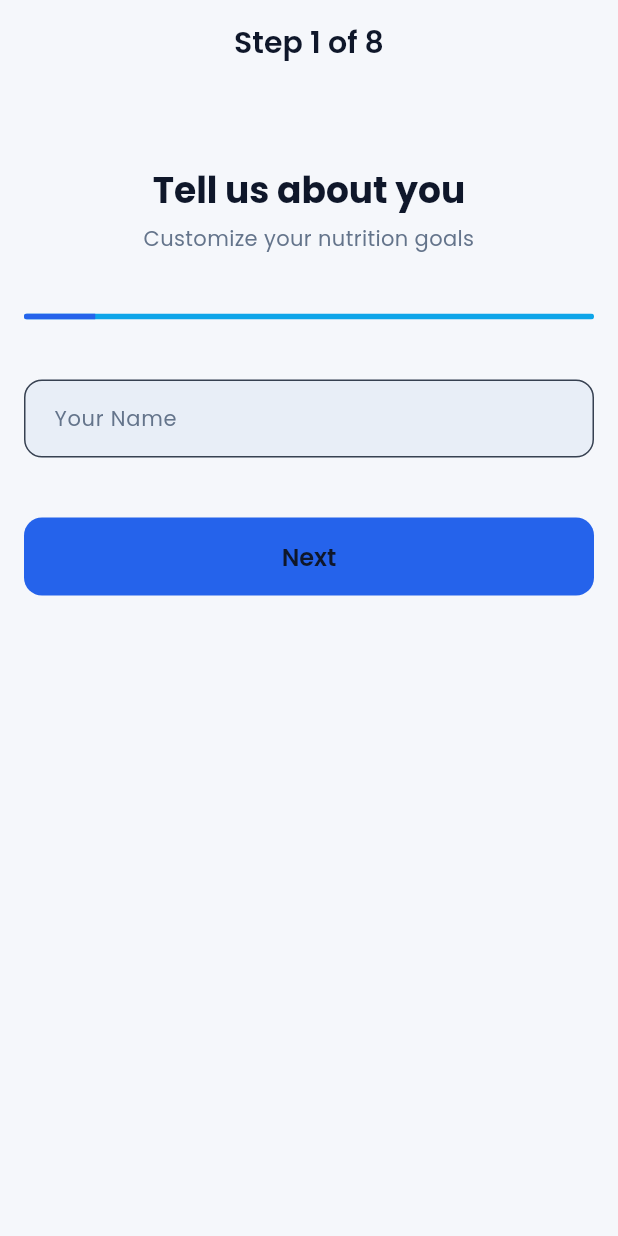
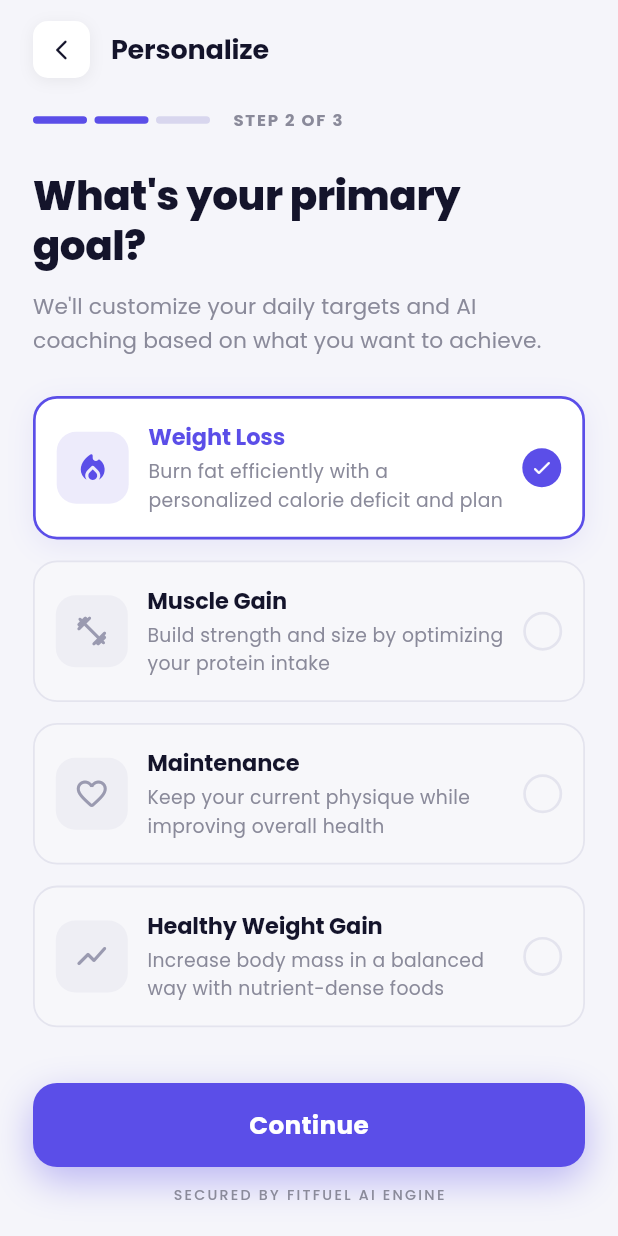
Before and after one commit to FahadKhan356/FitFuelAI, a Flutter app: the screen it shows after launch, after a tap on "Get Started", on a phone screen of 412 x 824 dp. Run offline on Flutter 3.47's test engine with Material 3 defaults, Android fonts, the phone set to English and light mode, and no system bars; our stand-ins replace go_router, google_fonts; project files that could hold a hidden picture were left out.

Commit message:
created and follow up screen for on Boarding goal_selection_screen

```diff
--- a/lib/core/config/routes.dart
+++ b/lib/core/config/routes.dart
@@ -10,6 +10,7 @@ import '../../features/food_scanner/presentation/pages/food_scanner_screen.dart'
 import '../../features/home/presentation/pages/home_screen.dart';
 import '../../features/meal_tracking/presentation/pages/meal_tracking_screen.dart';
 import '../../features/onboarding/presentation/pages/onboarding_screen.dart';
+import '../../features/onboarding/presentation/pages/goal_selection_screen.dart';
 import '../../features/profile/presentation/pages/profile_screen.dart';
 import '../../features/subscription/presentation/pages/subscription_screen.dart';
 import '../../features/water_tracker/presentation/pages/water_tracker_screen.dart';
@@ -20,6 +21,7 @@ class AppRoutes {
   static const String login = '/login';
   static const String signup = '/signup';
   static const String onboarding = '/onboarding';
+  static const String goalSelection = '/goal-selection';
   static const String home = '/home';
   static const String foodScanner = '/food-scanner';
   static const String mealTracking = '/meal-tracking';
@@ -50,6 +52,10 @@ final goRouter = GoRouter(
     GoRoute(
       path: AppRoutes.onboarding,
       builder: (context, state) => const OnboardingScreen(),
+    ),
+    GoRoute(
+      path: AppRoutes.goalSelection,
+      builder: (context, state) => const GoalSelectionScreen(),
     ),
     GoRoute(
       path: AppRoutes.home,
--- /dev/null
+++ b/lib/features/onboarding/presentation/pages/goal_selection_screen.dart
@@ -0,0 +1,500 @@
+import 'package:flutter/material.dart';
+import 'package:go_router/go_router.dart';
+import '../../../../core/config/routes.dart';
+
+// ── Design Tokens ──
+const Color kBg = Color(0xFFF5F5FA);
+const Color kWhite = Color(0xFFFFFFFF);
+const Color kPurple = Color(0xFF5B4EE8);
+const Color kPurpleLight = Color(0xFFEDEBFB);
+const Color kPurpleTip = Color(0xFFE8E5FB);
+const Color kHeadline = Color(0xFF14142B);
+const Color kBody = Color(0xFF8A8A9A);
+const Color kCardBg = Color(0xFFF7F7FA);
+const Color kBorderInactive = Color(0xFFE4E4EE);
+const Color kIconBgInactive = Color(0xFFEEEEF4);
+const Color kDotInactive = Color(0xFFD8D6EE);
+const Color kCheckBg = Color(0xFF5B4EE8);
+
+// ── Goal model ──
+class _Goal {
+  final String id;
+  final IconData icon;
+  final String title;
+  final String subtitle;
+
+  const _Goal({
+    required this.id,
+    required this.icon,
+    required this.title,
+    required this.subtitle,
+  });
+}
+
+const List<_Goal> _goals = [
+  _Goal(
+    id: 'weight_loss',
+    icon: Icons.local_fire_department_rounded,
+    title: 'Weight Loss',
+    subtitle: 'Burn fat efficiently with a personalized calorie deficit and plan',
+  ),
+  _Goal(
+    id: 'muscle_gain',
+    icon: Icons.fitness_center_rounded,
+    title: 'Muscle Gain',
+    subtitle: 'Build strength and size by optimizing your protein intake',
+  ),
+  _Goal(
+    id: 'maintenance',
+    icon: Icons.favorite_border_rounded,
+    title: 'Maintenance',
+    subtitle: 'Keep your current physique while improving overall health',
+  ),
+  _Goal(
+    id: 'healthy_gain',
+    icon: Icons.show_chart_rounded,
+    title: 'Healthy Weight Gain',
+    subtitle: 'Increase body mass in a balanced way with nutrient-dense foods',
+  ),
+];
+
+// ── Goal Selection Screen (Stateful) ──
+class GoalSelectionScreen extends StatefulWidget {
+  const GoalSelectionScreen({Key? key}) : super(key: key);
+
+  @override
+  State<GoalSelectionScreen> createState() => _GoalSelectionScreenState();
+}
+
+class _GoalSelectionScreenState extends State<GoalSelectionScreen> {
+  String _selectedId = 'weight_loss';
+
+  @override
+  Widget build(BuildContext context) {
+    return Scaffold(
+      backgroundColor: kBg,
+      body: SafeArea(
+        child: Column(
+          children: [
+            // ── Scrollable content ──
+            Expanded(
+              child: SingleChildScrollView(
+                physics: const BouncingScrollPhysics(),
+                padding: const EdgeInsets.symmetric(horizontal: 22),
+                child: Column(
+                  crossAxisAlignment: CrossAxisAlignment.start,
+                  children: [
+                    const SizedBox(height: 14),
+
+                    // ── App bar row ──
+                    _AppBarRow(),
+
+                    const SizedBox(height: 20),
+
+                    // ── Step progress indicator ──
+                    const _StepIndicator(currentStep: 2, totalSteps: 3),
+
+                    const SizedBox(height: 26),
+
+                    // ── Main heading ──
+                    const Text(
+                      "What's your primary\ngoal?",
+                      style: TextStyle(
+                        fontSize: 27,
+                        fontWeight: FontWeight.w800,
+                        color: kHeadline,
+                        height: 1.22,
+                        letterSpacing: -0.3,
+                      ),
+                    ),
+
+                    const SizedBox(height: 12),
+
+                    // ── Sub-headline ──
+                    const Text(
+                      "We'll customize your daily targets and AI coaching based on what you want to achieve.",
+                      style: TextStyle(
+                        fontSize: 14.5,
+                        color: kBody,
+                        height: 1.6,
+                        fontWeight: FontWeight.w400,
+                        letterSpacing: 0.1,
+                      ),
+                    ),
+
+                    const SizedBox(height: 26),
+
+                    // ── Goal cards ──
+                    ..._goals.map(
+                      (goal) => Padding(
+                        padding: const EdgeInsets.only(bottom: 14),
+                        child: _GoalCard(
+                          goal: goal,
+                          isSelected: _selectedId == goal.id,
+                          onTap: () => setState(() => _selectedId = goal.id),
+                        ),
+                      ),
+                    ),
+
+                    const SizedBox(height: 10),
+
+                    // ── Pro Tip banner ──
+                    const _ProTipBanner(),
+
+                    const SizedBox(height: 28),
+                  ],
+                ),
+              ),
+            ),
+
+            // ── Sticky bottom area ──
+            _BottomActionArea(
+              onContinue: () => context.go(AppRoutes.home),
+            ),
+          ],
+        ),
+      ),
+    );
+  }
+}
+
+// ── App Bar Row ──
+class _AppBarRow extends StatelessWidget {
+  @override
+  Widget build(BuildContext context) {
+    return Row(
+      children: [
+        GestureDetector(
+          onTap: () => context.canPop() ? context.pop() : null,
+          child: Container(
+            width: 38,
+            height: 38,
+            decoration: BoxDecoration(
+              color: kWhite,
+              borderRadius: BorderRadius.circular(10),
+              boxShadow: [
+                BoxShadow(
+                  color: Colors.black.withValues(alpha: 0.06),
+                  blurRadius: 8,
+                  offset: const Offset(0, 2),
+                ),
+              ],
+            ),
+            child: const Icon(
+              Icons.arrow_back_ios_new_rounded,
+              size: 16,
+              color: kHeadline,
+            ),
+          ),
+        ),
+        const SizedBox(width: 14),
+        const Text(
+          'Personalize',
+          style: TextStyle(
+            fontSize: 18,
+            fontWeight: FontWeight.w700,
+            color: kHeadline,
+            letterSpacing: -0.1,
+          ),
+        ),
+      ],
+    );
+  }
+}
+
+// ── Step Progress Indicator ──
+class _StepIndicator extends StatelessWidget {
+  final int currentStep;
+  final int totalSteps;
+
+  const _StepIndicator({
+    required this.currentStep,
+    required this.totalSteps,
+  });
+
+  @override
+  Widget build(BuildContext context) {
+    return Row(
+      children: [
+        // Pills
+        Row(
+          children: List.generate(totalSteps, (i) {
+            final bool isActive = i < currentStep;
+            return Container(
+              margin: const EdgeInsets.only(right: 5),
+              width: 36,
+              height: 5,
+              decoration: BoxDecoration(
+                color: isActive ? kPurple : kDotInactive,
+                borderRadius: BorderRadius.circular(100),
+              ),
+            );
+          }),
+        ),
+        const SizedBox(width: 10),
+        // Label
+        Text(
+          'STEP $currentStep OF $totalSteps',
+          style: const TextStyle(
+            fontSize: 11,
+            fontWeight: FontWeight.w700,
+            color: kBody,
+            letterSpacing: 1.2,
+          ),
+        ),
+      ],
+    );
+  }
+}
+
+// ── Goal Card ──
+class _GoalCard extends StatelessWidget {
+  final _Goal goal;
+  final bool isSelected;
+  final VoidCallback onTap;
+
+  const _GoalCard({
+    required this.goal,
+    required this.isSelected,
+    required this.onTap,
+  });
+
+  @override
+  Widget build(BuildContext context) {
+    return GestureDetector(
+      onTap: onTap,
+      child: AnimatedContainer(
+        duration: const Duration(milliseconds: 220),
+        curve: Curves.easeOut,
+        padding: const EdgeInsets.symmetric(horizontal: 14, vertical: 15),
+        decoration: BoxDecoration(
+          color: isSelected ? kWhite : kCardBg,
+          borderRadius: BorderRadius.circular(16),
+          border: Border.all(
+            color: isSelected ? kPurple : kBorderInactive,
+            width: isSelected ? 1.8 : 1.2,
+          ),
+          boxShadow: isSelected
+              ? [
+                  BoxShadow(
+                    color: kPurple.withValues(alpha: 0.10),
+                    blurRadius: 16,
+                    offset: const Offset(0, 4),
+                  ),
+                ]
+              : [],
+        ),
+        child: Row(
+          children: [
+            // ── Icon badge ──
+            AnimatedContainer(
+              duration: const Duration(milliseconds: 220),
+              width: 48,
+              height: 48,
+              decoration: BoxDecoration(
+                color: isSelected ? kPurpleLight : kIconBgInactive,
+                borderRadius: BorderRadius.circular(13),
+              ),
+              child: Icon(
+                goal.icon,
+                size: 24,
+                color: isSelected ? kPurple : const Color(0xFF9A9AB0),
+              ),
+            ),
+
+            const SizedBox(width: 13),
+
+            // ── Text block ──
+            Expanded(
+              child: Column(
+                crossAxisAlignment: CrossAxisAlignment.start,
+                children: [
+                  Text(
+                    goal.title,
+                    style: TextStyle(
+                      fontSize: 15,
+                      fontWeight: FontWeight.w700,
+                      color: isSelected ? kPurple : kHeadline,
+                      letterSpacing: -0.1,
+                    ),
+                  ),
+                  const SizedBox(height: 3),
+                  Text(
+                    goal.subtitle,
+                    style: TextStyle(
+                      fontSize: 12.5,
+                      color: kBody,
+                      height: 1.5,
+                      fontWeight: FontWeight.w400,
+                    ),
+                  ),
+                ],
+              ),
+            ),
+
+            const SizedBox(width: 10),
+
+            // ── Selection indicator ──
+            AnimatedSwitcher(
+              duration: const Duration(milliseconds: 220),
+              child: isSelected
+                  ? Container(
+                      key: const ValueKey('checked'),
+                      width: 26,
+                      height: 26,
+                      decoration: const BoxDecoration(
+                        color: kCheckBg,
+                        shape: BoxShape.circle,
+                      ),
+                      child: const Icon(
+                        Icons.check_rounded,
+                        color: kWhite,
+                        size: 15,
+                      ),
+                    )
+                  : Container(
+                      key: const ValueKey('unchecked'),
+                      width: 26,
+                      height: 26,
+                      decoration: BoxDecoration(
+                        shape: BoxShape.circle,
+                        border: Border.all(
+                          color: kBorderInactive,
+                          width: 1.8,
+                        ),
+                      ),
+                    ),
+            ),
+          ],
+        ),
+      ),
+    );
+  }
+}
+
+// ── Pro Tip Banner ──
+class _ProTipBanner extends StatelessWidget {
+  const _ProTipBanner();
+
+  @override
+  Widget build(BuildContext context) {
+    return Container(
+      width: double.infinity,
+      padding: const EdgeInsets.symmetric(horizontal: 16, vertical: 15),
+      decoration: BoxDecoration(
+        color: kPurpleTip,
+        borderRadius: BorderRadius.circular(16),
+      ),
+      child: Row(
+        crossAxisAlignment: CrossAxisAlignment.start,
+        children: [
+          // Pulse icon badge
+          Container(
+            width: 36,
+            height: 36,
+            decoration: BoxDecoration(
+              color: kPurple.withValues(alpha: 0.14),
+              borderRadius: BorderRadius.circular(10),
+            ),
+            child: const Icon(
+              Icons.show_chart_rounded,
+              size: 20,
+              color: kPurple,
+            ),
+          ),
+          const SizedBox(width: 12),
+          Expanded(
+            child: RichText(
+              text: const TextSpan(
+                style: TextStyle(
+                  fontSize: 13,
+                  height: 1.6,
+                  color: Color(0xFF4A4580),
+                  fontWeight: FontWeight.w400,
+                ),
+                children: [
+                  TextSpan(
+                    text: 'Pro Tip: ',
+                    style: TextStyle(fontWeight: FontWeight.w700),
+                  ),
+                  TextSpan(
+                    text:
+                        'You can always change your goal later in settings. FitFuel AI adjusts dynamically as you progress.',
+                  ),
+                ],
+              ),
+            ),
+          ),
+        ],
+      ),
+    );
+  }
+}
+
+// ── Sticky Bottom Action Area ──
+class _BottomActionArea extends StatelessWidget {
+  final VoidCallback onContinue;
+  const _BottomActionArea({required this.onContinue});
+
+  @override
+  Widget build(BuildContext context) {
+    return Container(
+      color: kBg,
+      padding: const EdgeInsets.fromLTRB(22, 14, 22, 20),
+      child: Column(
+        mainAxisSize: MainAxisSize.min,
+        children: [
+          // Continue button
+          Container(
+            width: double.infinity,
+            height: 56,
+            decoration: BoxDecoration(
+              color: kPurple,
+              borderRadius: BorderRadius.circular(16),
+              boxShadow: [
+                BoxShadow(
+                  color: kPurple.withValues(alpha: 0.38),
+                  blurRadius: 22,
+                  spreadRadius: 0,
+                  offset: const Offset(0, 9),
+                ),
+              ],
+            ),
+            child: Material(
+              color: Colors.transparent,
+              child: InkWell(
+                borderRadius: BorderRadius.circular(16),
+                splashColor: Colors.white.withValues(alpha: 0.12),
+                onTap: onContinue,
+                child: const Center(
+                  child: Text(
+                    'Continue',
+                    style: TextStyle(
+                      color: kWhite,
+                      fontSize: 16.5,
+                      fontWeight: FontWeight.w700,
+                      letterSpacing: 0.2,
+                    ),
+                  ),
+                ),
+              ),
+            ),
+          ),
+
+          const SizedBox(height: 12),
+
+          // Footer fine print
+          const Text(
+            'SECURED BY FITFUEL AI ENGINE',
+            style: TextStyle(
+              fontSize: 9.5,
+              letterSpacing: 1.5,
+              color: kBody,
+              fontWeight: FontWeight.w500,
+            ),
+          ),
+        ],
+      ),
+    );
+  }
+}
--- a/lib/features/onboarding/presentation/pages/onboarding_screen.dart
+++ b/lib/features/onboarding/presentation/pages/onboarding_screen.dart
@@ -5,7 +5,6 @@ import '../../../../core/constants/app_colors.dart';
 
 // ── Design-specific color tokens (not in AppColors) ──
 const Color _kPurple = Color(0xFF5B4EE8);
-const Color _kPurpleLight = Color(0xFF7B6FF0);
 const Color _kDotInactive = Color(0xFFD0CEEA);
 const Color _kImageBg = Color(0xFFEEECF8);
 
@@ -21,12 +20,10 @@ class _OnboardingScreenState extends State<OnboardingScreen> {
 
   @override
   Widget build(BuildContext context) {
-    final size = MediaQuery.of(context).size;
-
     // Page 0 → Intro hero | Pages 1-8 → form steps
     if (currentStep == 0) {
       return _IntroPage(
-        onGetStarted: () => setState(() => currentStep++),
+        onGetStarted: () => context.go(AppRoutes.goalSelection),
         onSkip: () => context.go(AppRoutes.login),
       );
     }
@@ -280,6 +277,8 @@ class _HeroImageCard extends StatelessWidget {
     final double cardHeight = screenHeight * 0.44;
 
     return Container(
+
+      margin: const EdgeInsets.symmetric(horizontal: 16, vertical: 20),
       width: double.infinity,
       height: cardHeight,
       decoration: const BoxDecoration(
@@ -294,24 +293,68 @@ class _HeroImageCard extends StatelessWidget {
         fit: StackFit.expand,
         children: [
           // ── Gradient bleed at bottom so card blends to white ──
+
+         Positioned.fill(
+
+            child: Container(
+
+              decoration: BoxDecoration(
+                boxShadow: [
+                  BoxShadow(
+                    color: Colors.black.withValues(alpha: 0.09),
+                    blurRadius: 12,
+                    offset: const Offset(0, 20),
+                  ),
+                ],
+                border: Border.all( color: const Color.fromARGB(255, 255, 255, 255).withOpacity(1), width: 2,style: BorderStyle.solid),
+                // image: DecorationImage(image:NetworkImage("https://images.unsplash.com/photo-1581009146145-b5ef050c2e1e?q=80&w=1170&auto=format&fit=crop&ixlib=rb-4.1.0&ixid=M3wxMjA3fDB8MHxwaG90by1wYWdlfHx8fGVufDB8fHx8fA%3D%3D",),fit: BoxFit.cover),
+               image: DecorationImage(image:AssetImage('assets/images/onBoarding_Hero_Image.png'),fit: BoxFit.cover),
+              ),
+
+            ),
+          ),
           Positioned(
             bottom: 0,
+
             left: 0,
             right: 0,
-            height: 60,
+            height: 200,
             child: Container(
-              decoration: const BoxDecoration(
+              decoration:  BoxDecoration(
+
+                // image: DecorationImage(image:NetworkImage("")),
                 gradient: LinearGradient(
-                  colors: [Colors.transparent, _kImageBg],
+                  colors: [const Color.fromARGB(0, 255, 243, 243), Color.fromARGB(255, 133, 129, 129)],
                   begin: Alignment.topCenter,
                   end: Alignment.bottomCenter,
                 ),
               ),
+
+            ),
+          ),
+     Positioned(
+            top: 0,
+
+            left: 0,
+            right: 0,
+            height: 200,
+            child: Container(
+              decoration: const BoxDecoration(
+                // image: DecorationImage(image:NetworkImage("")),
+                gradient: LinearGradient(
+                  colors: [ Color.fromARGB(255, 255, 255, 255),Colors.transparent,],
+                  begin: Alignment.topCenter,
+                  end: Alignment.bottomCenter,
+                ),
+              ),
+
             ),
           ),
 
           // ── Placeholder for fitness model image ──
-          _ImagePlaceholder(height: cardHeight),
+
+
+          // _ImagePlaceholder(height: cardHeight),
         ],
       ),
     );
@@ -319,6 +362,7 @@ class _HeroImageCard extends StatelessWidget {
 }
 
 // ── Placeholder (replace once real asset is ready) ──
+// ignore: unused_element
 class _ImagePlaceholder extends StatelessWidget {
   final double height;
   const _ImagePlaceholder({required this.height});
@@ -327,49 +371,7 @@ class _ImagePlaceholder extends StatelessWidget {
   Widget build(BuildContext context) {
     return SizedBox(
       height: height,
-      child: Column(
-        mainAxisAlignment: MainAxisAlignment.center,
-        children: [
-          Container(
-            width: 80,
-            height: 80,
-            decoration: BoxDecoration(
-              color: _kPurple.withValues(alpha: 0.12),
-              shape: BoxShape.circle,
-            ),
-            child: const Icon(
-              Icons.person_outline_rounded,
-              size: 44,
-              color: _kPurple,
-            ),
-          ),
-          const SizedBox(height: 12),
-          const Padding(
-            padding: EdgeInsets.symmetric(horizontal: 32),
-            child: Text(
-              'Replace with:\nFit male athlete on yoga mat,\nholding a healthy food bowl.\nFresh fruits in foreground.',
-              textAlign: TextAlign.center,
-              style: TextStyle(
-                fontSize: 12,
-                color: _kPurpleLight,
-                height: 1.6,
-                fontWeight: FontWeight.w500,
-              ),
-            ),
-          ),
-          const SizedBox(height: 20),
-          // Simulated fruit row
-          Row(
-            mainAxisAlignment: MainAxisAlignment.center,
-            children: ['🫐', '🍓', '🥝', '🥑', '🍌']
-                .map((e) => Padding(
-                      padding: const EdgeInsets.symmetric(horizontal: 5),
-                      child: Text(e, style: const TextStyle(fontSize: 26)),
-                    ))
-                .toList(),
-          ),
-        ],
-      ),
+      // child: Image.network("https://images.unsplash.com/photo-1581009146145-b5ef050c2e1e?q=80&w=1170&auto=format&fit=crop&ixlib=rb-4.1.0&ixid=M3wxMjA3fDB8MHxwaG90by1wYWdlfHx8fGVufDB8fHx8fA%3D%3D",fit: BoxFit.cover)
     );
   }
 }
```
Also changed, not shown: assets/images/onBoarding_Hero_Image.png (added).
